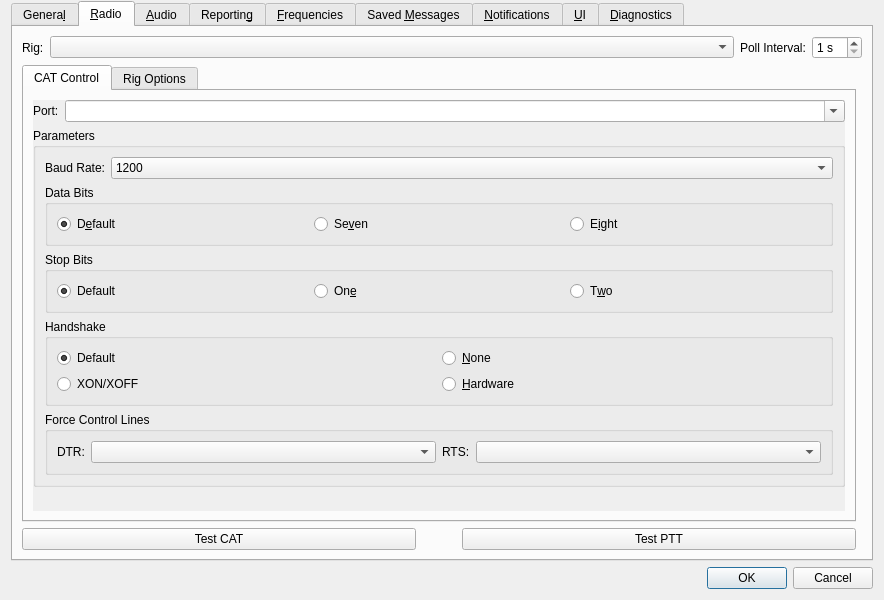
First picture: the form in JS8_UI/Configuration.ui, repository Chris-AC9KH/JS8Call-improved, before the edit.
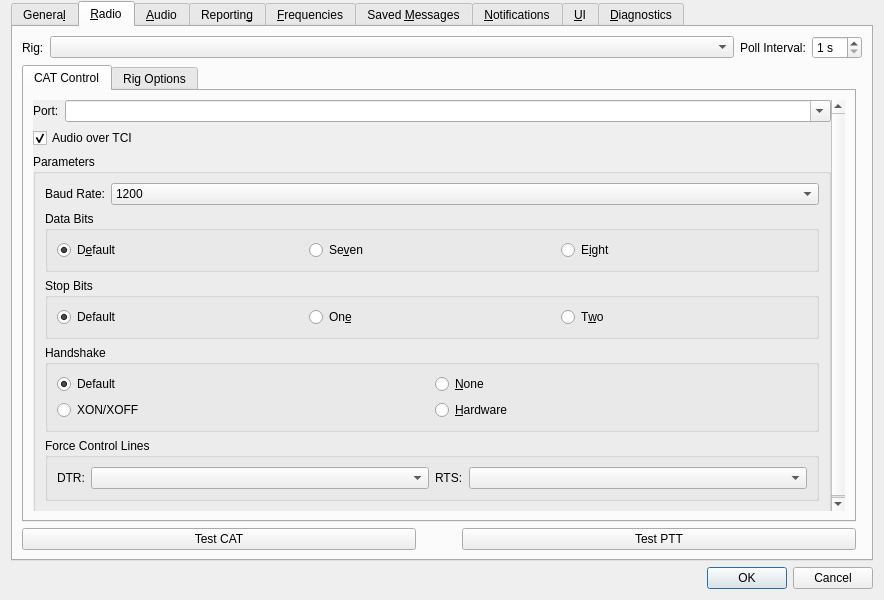
Second picture: the form after the edit. The open tabs and pages were chosen to show the change. Custom widgets are drawn as their Qt base class.

Commit message: TCI: carry receive and transmit audio over the TCI connection

```diff
--- a/JS8_UI/Configuration.ui
+++ b/JS8_UI/Configuration.ui
@@ -1108,6 +1108,20 @@
                  </item>
                 </layout>
                </item>
+               <item>
+                <widget class="QCheckBox" name="TCI_audio_check_box">
+                 <property name="toolTip">
+                  <string>Receive and transmit audio over the TCI connection,
+so no sound card or virtual audio cable is needed.</string>
+                 </property>
+                 <property name="text">
+                  <string>Audio over TCI</string>
+                 </property>
+                 <property name="checked">
+                  <bool>true</bool>
+                 </property>
+                </widget>
+               </item>
                <item>
                 <widget class="QGroupBox" name="CAT_serial_port_parameters_group_box">
                  <property name="title">
```
The commit also changes 16 other files.
